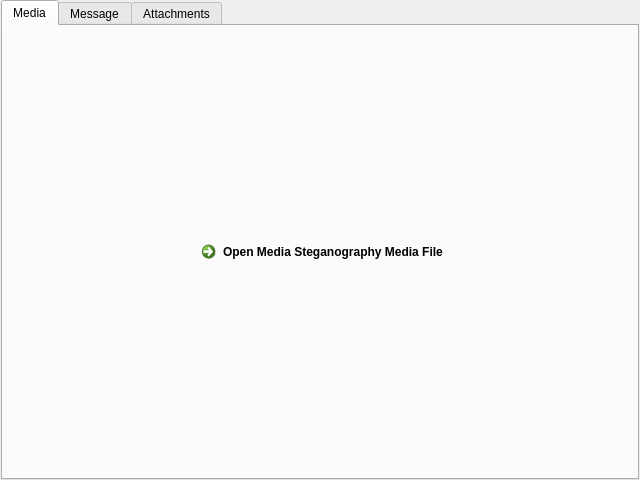
Above: app/ui/stegano.ui from sassman/stegano.kde4 before the change. Below: the same form after it.
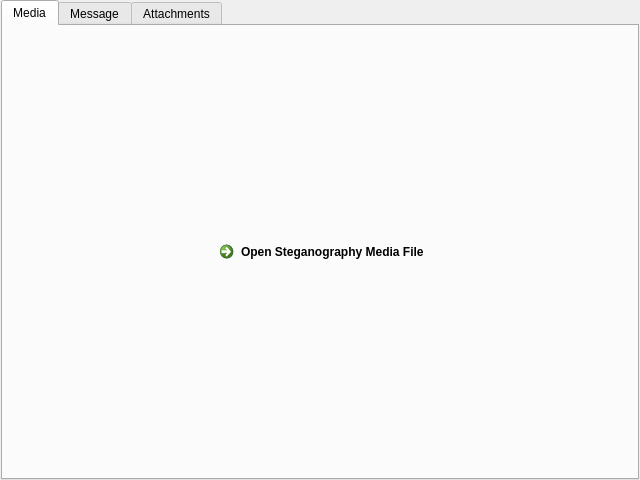
That is the form after the change. Icons and pictures are not drawn. Custom widgets are drawn as their Qt base class.

Commit message: fix wording on open media button

The edit to the form file:
```diff
--- a/app/ui/stegano.ui
+++ b/app/ui/stegano.ui
@@ -104,7 +104,7 @@
            <item row="1" column="1">
             <widget class="QCommandLinkButton" name="openMediaButton">
              <property name="text">
-              <string>Open Media Steganography Media File</string>
+              <string>Open Steganography Media File</string>
              </property>
              <property name="icon">
               <iconset theme="document-open">
```
